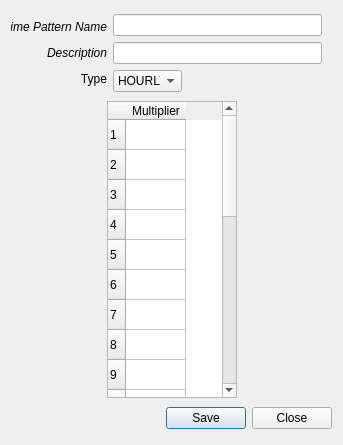
The window that flo2d/ui/storm_drain_inflow_pattern.ui (FLO-2DSoftware/qgis-flo-2d-plugin) describes before a commit, drawn with Qt 5.
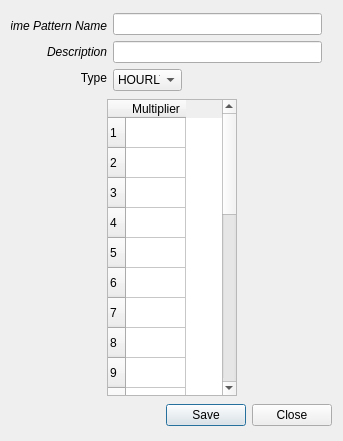
The same window after the commit.

Commit message: SD External Inflow Pattern

```diff
--- a/flo2d/ui/storm_drain_inflow_pattern.ui
+++ b/flo2d/ui/storm_drain_inflow_pattern.ui
@@ -10,7 +10,7 @@
     <x>0</x>
     <y>0</y>
     <width>343</width>
-    <height>445</height>
+    <height>441</height>
    </rect>
   </property>
   <property name="sizePolicy">
@@ -154,13 +154,13 @@
          <property name="minimumSize">
           <size>
            <width>209</width>
-           <height>0</height>
+           <height>22</height>
           </size>
          </property>
          <property name="maximumSize">
           <size>
            <width>209</width>
-           <height>16777215</height>
+           <height>22</height>
           </size>
          </property>
          <property name="clearButtonEnabled">
@@ -182,13 +182,13 @@
          <property name="minimumSize">
           <size>
            <width>209</width>
-           <height>0</height>
+           <height>22</height>
           </size>
          </property>
          <property name="maximumSize">
           <size>
            <width>209</width>
-           <height>16777215</height>
+           <height>22</height>
           </size>
          </property>
          <property name="clearButtonEnabled">
```
